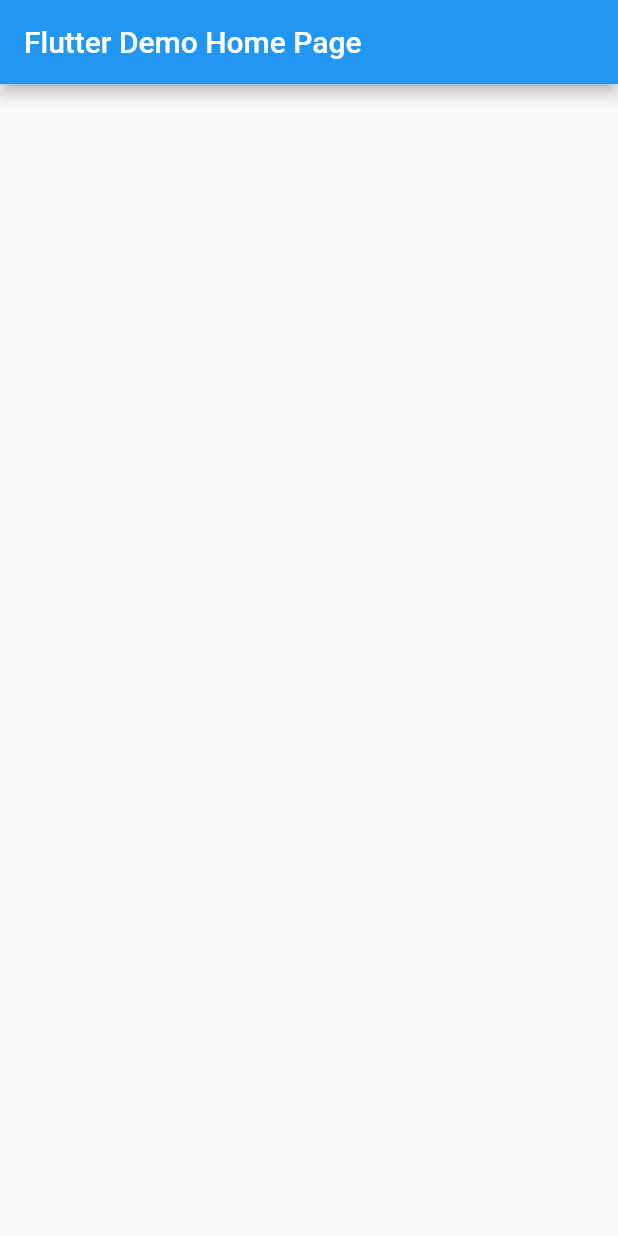
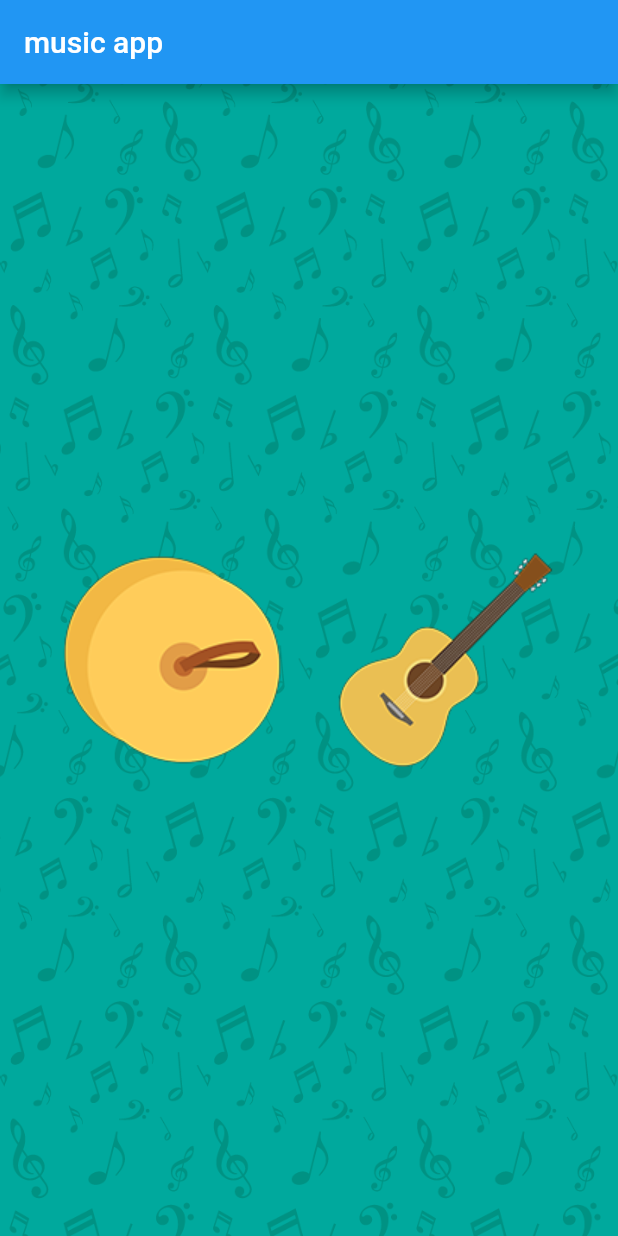
Before and after one commit to yamadayamadayamadayamada/flutter, a Flutter app: the screen it shows after launch, on a phone screen of 412 x 824 dp. Run offline on Flutter 3.47's test engine with Material 2 defaults, Android fonts, the phone set to English and light mode, and no system bars; our stand-ins replace audioplayers.

Commit message:
finished making the music

```diff
--- a/music/music/lib/main.dart
+++ b/music/music/lib/main.dart
@@ -1,3 +1,5 @@
+import 'package:audioplayers/audio_cache.dart';
+import 'package:audioplayers/audioplayers.dart';
 import 'package:flutter/material.dart';
 
 void main() {
@@ -13,7 +15,7 @@
         primarySwatch: Colors.blue,
         visualDensity: VisualDensity.adaptivePlatformDensity,
       ),
-      home: MyHomePage(title: 'Flutter Demo Home Page'),
+      home: MyHomePage(title: 'music app'), /* ここで上に表示する文字を変えられる */
     );
   }
 }
@@ -28,12 +30,63 @@
 }
 
 class _MyHomePageState extends State<MyHomePage> {
+  //シンバル用
+  final cymbalPlayer = AudioCache(fixedPlayer: AudioPlayer());
+  AudioPlayer cymbalAudioSource;
+  // ギター用Audio
+  final guitarPlayer = AudioCache(fixedPlayer: AudioPlayer());
+  AudioPlayer guitarAudioSource;
+
   @override
   Widget build(BuildContext context) {
     return Scaffold(
       appBar: AppBar(
         title: Text(widget.title),
       ),
+      body: Stack(
+        children: [
+          Image.asset(
+            "images/background.png",
+            width: double.infinity,
+            height: double.infinity,
+            fit: BoxFit.fitHeight,
+          ),
+          SafeArea(
+            child: Center(
+              child: Row(
+                /* 横に並べる */
+                mainAxisSize: MainAxisSize.min,
+                children: [
+                  FlatButton(
+                      onPressed: () async {
+                        /* 非同期関数として定義される */
+                        if (cymbalAudioSource != null) {
+                          cymbalAudioSource.stop();
+                        }
+                        /* シンバルを再生 */
+                        cymbalAudioSource = await cymbalPlayer.play(
+                            "cymbalSound.mp3",
+                            mode: PlayerMode.LOW_LATENCY);
+                      },
+                      child: Image.asset('images/cymbal.png')),
+                  FlatButton(
+                      onPressed: () async {
+                        if (guitarAudioSource != null) {
+                          // すでに再生中なら一旦停止する
+                          guitarAudioSource.stop();
+                        }
+                        // AudioCacheを用いて再生
+                        guitarAudioSource = await guitarPlayer.play(
+                            'guitarSound.mp3',
+                            mode: PlayerMode.LOW_LATENCY);
+                      },
+                      child: Image.asset('images/guitar.png')),
+                ],
+              ),
+            ),
+          ),
+        ],
+      ),
     );
   }
 }
```
Also changed, not shown: music/music/pubspec.yaml (+9 -7 lines), music/music/pubspec.lock, 2 other files.
